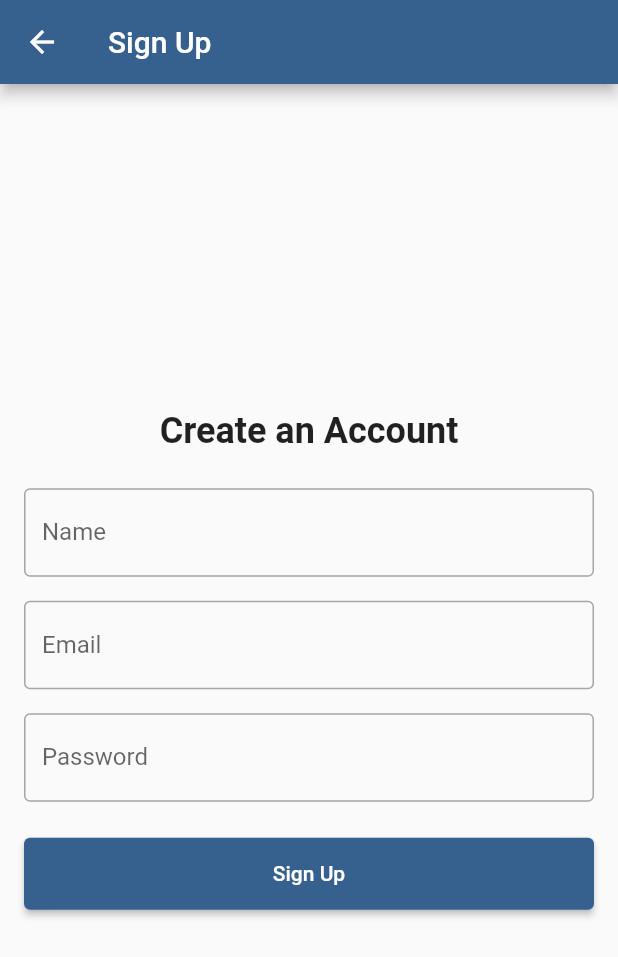
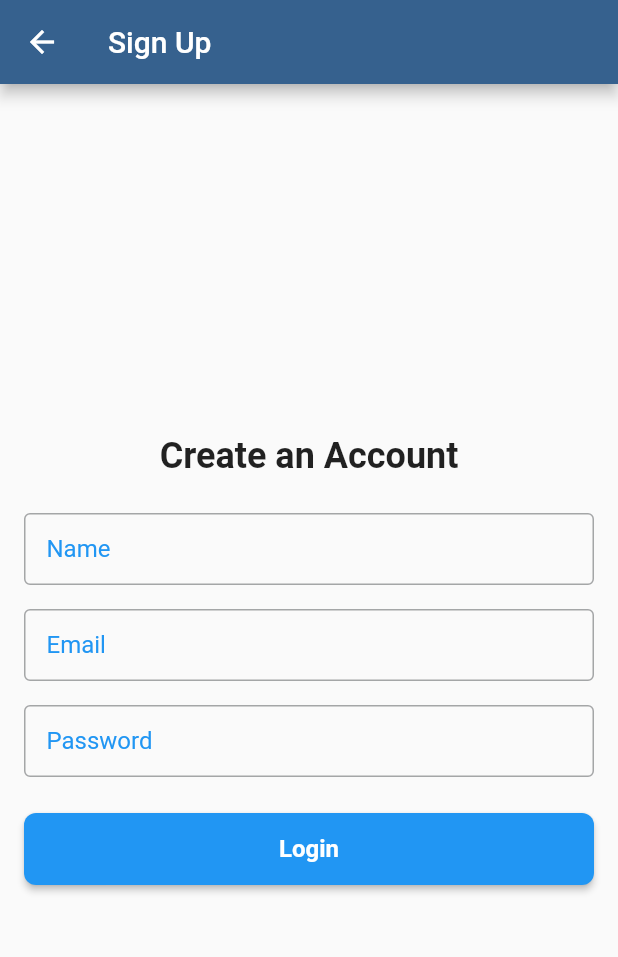
Before and after one commit to Litvin80/laba8-9, a Flutter app: the screen it shows after launch, after a tap on "Sign up", on a phone screen of 412 x 824 dp. Shown: the top 957 px of the screen. Run offline on Flutter 3.47's test engine with Material 3 defaults, Android fonts, the phone set to English and light mode, and no system bars; network calls fail.

Commit message:
Your commit message

```diff
--- a/lib/main.dart
+++ b/lib/main.dart
@@ -15,7 +15,27 @@ class MyApp extends StatelessWidget {
       theme: ThemeData(
         colorScheme: ColorScheme.fromSeed(seedColor: Colors.blue),
         useMaterial3: false,
+        inputDecorationTheme: const InputDecorationTheme(
+          border: OutlineInputBorder(),
+          focusedBorder: OutlineInputBorder(
+            borderSide: BorderSide(color: Colors.blue, width: 2.0),
+          ),
+          labelStyle: TextStyle(color: Colors.blue),
+          contentPadding: EdgeInsets.symmetric(vertical: 10.0, horizontal: 15.0),
+        ),
+        elevatedButtonTheme: ElevatedButtonThemeData(
+          style: ElevatedButton.styleFrom(
+            minimumSize: const Size.fromHeight(48),
+            textStyle: const TextStyle(fontSize: 16, fontWeight: FontWeight.bold),
+            backgroundColor: Colors.blue,
+            foregroundColor: Colors.white,
+            shape: RoundedRectangleBorder(
+              borderRadius: BorderRadius.circular(8),
+            ),
+          ),
+        ),
       ),
+
       home: const SignInScreen(),
     );
   }
--- a/lib/widgets/reset_password_screen.dart
+++ b/lib/widgets/reset_password_screen.dart
@@ -37,7 +37,9 @@ class ResetPasswordScreen extends StatelessWidget {
           builder: (BuildContext ctx) {
             return const AlertDialog(
               title: Text('Password Reset'),
-              content: Text("Instructions to reset your password have been sent to your email."),
+              content: Text(
+                "Instructions to reset your password have been sent to your email.",
+              ),
             );
           },
         );
@@ -65,17 +67,19 @@ class ResetPasswordScreen extends StatelessWidget {
               controller: emailController,
               decoration: const InputDecoration(
                 labelText: "Email",
-                border: OutlineInputBorder(),
               ),
             ),
             const SizedBox(height: 20),
 
-            SizedBox(
-              height: 48,
-              child: ElevatedButton(
-                onPressed: _validateAndSendReset,
-                child: const Text("Reset Password"),
-              ),
+            Row(
+              children: [
+                Expanded(
+                  child: ElevatedButton(
+                    onPressed: _validateAndSendReset,
+                    child: const Text("Login"),
+                  ),
+                ),
+              ],
             ),
           ],
         ),
--- a/lib/widgets/sign_in_screen.dart
+++ b/lib/widgets/sign_in_screen.dart
@@ -17,7 +17,6 @@ class _SignInScreenState extends State<SignInScreen> {
     final email = _emailController.text;
     final password = _passwordController.text;
 
-    // Регулярний вираз для перевірки електронної пошти
     final emailPattern = RegExp(r'^[\w-\.]+@([\w-]+\.)+[\w-]{2,4}$');
 
     if (email.isEmpty || password.isEmpty) {
@@ -84,7 +83,6 @@ class _SignInScreenState extends State<SignInScreen> {
               controller: _emailController,
               decoration: const InputDecoration(
                 labelText: "Email",
-                border: OutlineInputBorder(),
               ),
             ),
             const SizedBox(height: 16.0),
@@ -94,10 +92,8 @@ class _SignInScreenState extends State<SignInScreen> {
               obscureText: true,
               decoration: const InputDecoration(
                 labelText: "Password",
-                border: OutlineInputBorder(),
               ),
             ),
-            const SizedBox(height: 16.0),
 
             GestureDetector(
               onTap: () {
@@ -118,12 +114,9 @@ class _SignInScreenState extends State<SignInScreen> {
             Row(
               children: [
                 Expanded(
-                  child: SizedBox(
-                    height: 48,
-                    child: ElevatedButton(
-                      onPressed: _validateAndLogin,
-                      child: const Text("Login"),
-                    ),
+                  child: ElevatedButton(
+                    onPressed: _validateAndLogin,
+                    child: const Text("Login"),
                   ),
                 ),
               ],
--- a/lib/widgets/signup_screen.dart
+++ b/lib/widgets/signup_screen.dart
@@ -79,7 +79,6 @@ class SignupScreen extends StatelessWidget {
               controller: nameController,
               decoration: const InputDecoration(
                 labelText: "Name",
-                border: OutlineInputBorder(),
               ),
             ),
             const SizedBox(height: 16),
@@ -88,7 +87,6 @@ class SignupScreen extends StatelessWidget {
               controller: emailController,
               decoration: const InputDecoration(
                 labelText: "Email",
-                border: OutlineInputBorder(),
               ),
             ),
             const SizedBox(height: 16),
@@ -98,17 +96,19 @@ class SignupScreen extends StatelessWidget {
               obscureText: true,
               decoration: const InputDecoration(
                 labelText: "Password",
-                border: OutlineInputBorder(),
               ),
             ),
             const SizedBox(height: 24),
 
-            SizedBox(
-              height: 48,
-              child: ElevatedButton(
-                onPressed: _validateAndSignup,
-                child: const Text("Sign Up"),
-              ),
+            Row(
+              children: [
+                Expanded(
+                  child: ElevatedButton(
+                    onPressed: _validateAndSignup,
+                    child: const Text("Login"),
+                  ),
+                ),
+              ],
             ),
           ],
         ),
```
Also changed, not shown: 2 other files.
